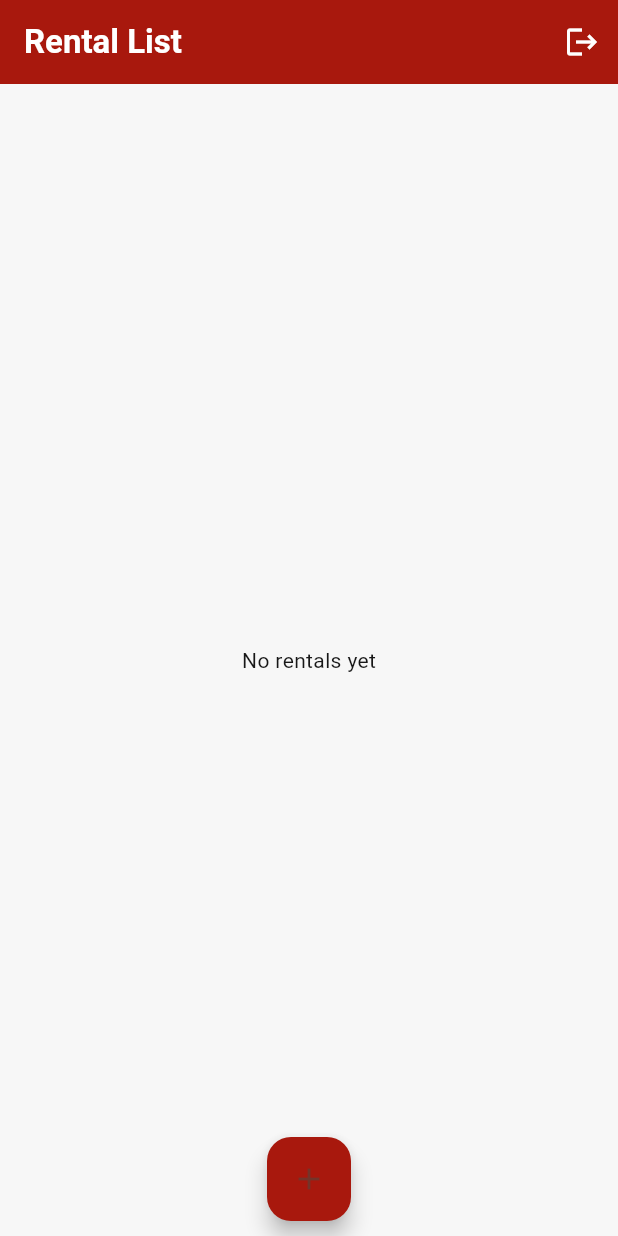
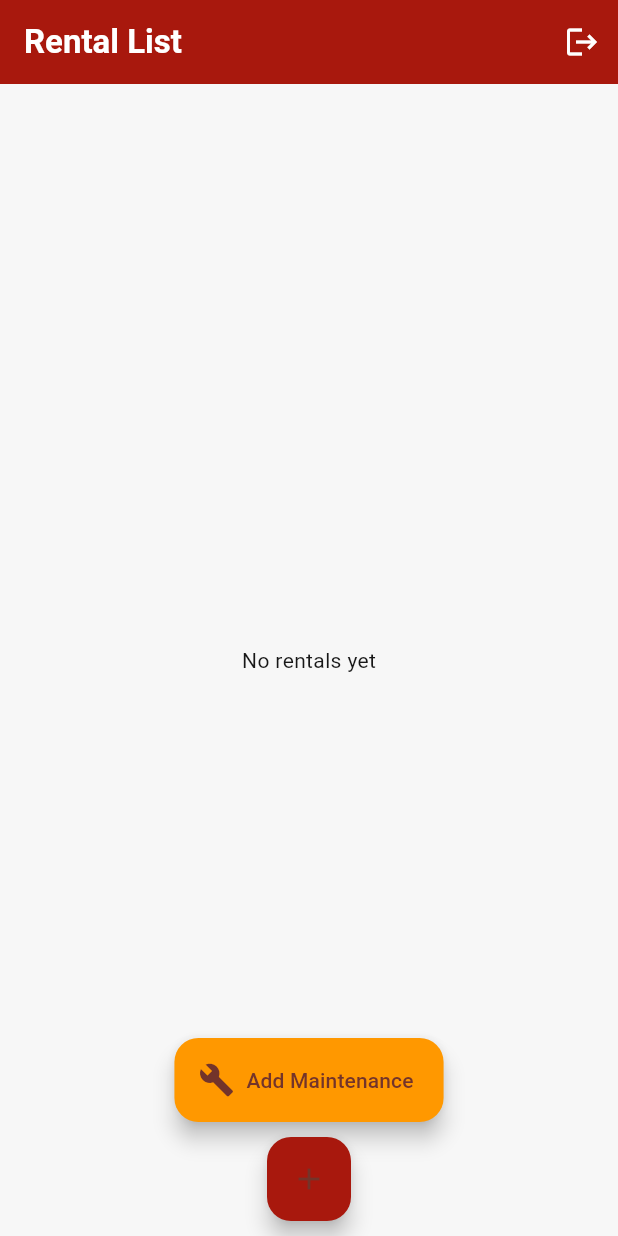
Before and after one commit to carlkiptoo/Apartment-Management, a Flutter app: the ApartmentListScreen screen opened directly, on a phone screen of 412 x 824 dp. Run offline on Flutter 3.47's test engine with Material 3 defaults, Android fonts, the phone set to English and light mode, and no system bars; our stand-ins replace image_picker, shared_preferences, sqflite; accounts and stored records are empty.

Commit message:
maintence request screen dev mode

```diff
--- a/lib/main.dart
+++ b/lib/main.dart
@@ -10,7 +10,7 @@ void main() async {
 
   // Delete and recreate database
   final dbHelper = DBHelper();
-  // await dbHelper.deleteAndRecreateDatabase();
+  await dbHelper.deleteAndRecreateDatabase();
 }
 
 class MyApp extends StatelessWidget {
--- a/lib/screens/apartment_list_screen.dart
+++ b/lib/screens/apartment_list_screen.dart
@@ -5,6 +5,7 @@ import '../theme/app_colors.dart';
 import 'add_apartment.dart';
 import 'dart:io';
 import 'admin_login_screen.dart';
+import '../screens/tenant/add_maintenance_request.dart';
 
 class ApartmentListScreen extends StatefulWidget {
   const ApartmentListScreen({super.key});
@@ -97,15 +98,45 @@ class _ApartmentListScreenState extends State<ApartmentListScreen> {
             );
           },
         ),
+        // floatingActionButton: Padding(
+        //   padding: const EdgeInsets.only(bottom: 10.0),
+        //   child: Align(
+        //     alignment: Alignment.bottomCenter,
+        //     child: FloatingActionButton(
+        //       backgroundColor: AppColors.primary,
+        //       onPressed: _goToAddApartmentScreen,
+        //       child: const Icon(Icons.add),
+        //     ),
+        //   ),
+        // ),
         floatingActionButton: Padding(
           padding: const EdgeInsets.only(bottom: 10.0),
-          child: Align(
-            alignment: Alignment.bottomCenter,
-            child: FloatingActionButton(
-              backgroundColor: AppColors.primary,
-              onPressed: _goToAddApartmentScreen,
-              child: const Icon(Icons.add),
-            ),
+          child: Column(
+            mainAxisSize: MainAxisSize.min,
+            children: [
+              //Dev button
+              FloatingActionButton.extended(
+                heroTag: 'dev_maintenance',
+                backgroundColor: Colors.orange,
+                onPressed: () {
+                  Navigator.push(
+                    context,
+                    MaterialPageRoute(builder: (_) => const AddMaintenanceRequestScreen(),
+                    ),
+                  );
+                },
+                label: const Text('Add Maintenance'),
+                icon: const Icon(Icons.build),
+              ),
+              const SizedBox(height: 10),
+
+              FloatingActionButton(
+                heroTag: 'add_apartment',
+                backgroundColor: AppColors.primary,
+                onPressed: _goToAddApartmentScreen,
+                child: const Icon(Icons.add),
+              )
+            ],
           ),
         ),
         floatingActionButtonLocation: FloatingActionButtonLocation.centerDocked,
```
Also changed, not shown: lib/screens/tenant/add_maintenance_request.dart (added, +92 -0 lines).
